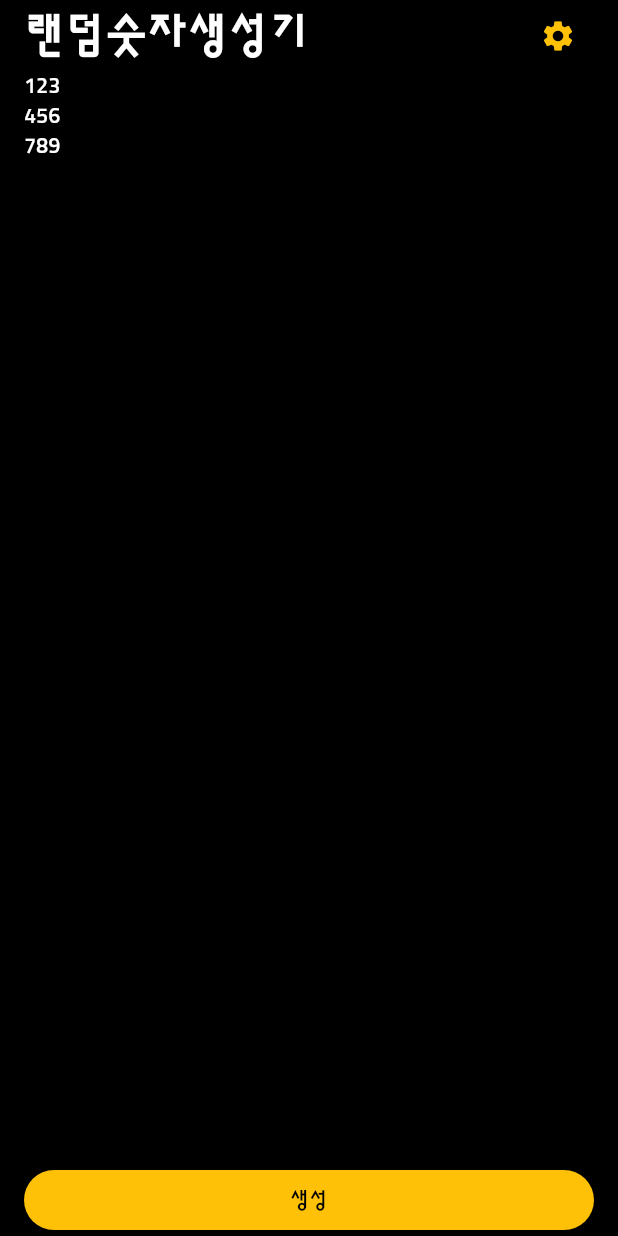
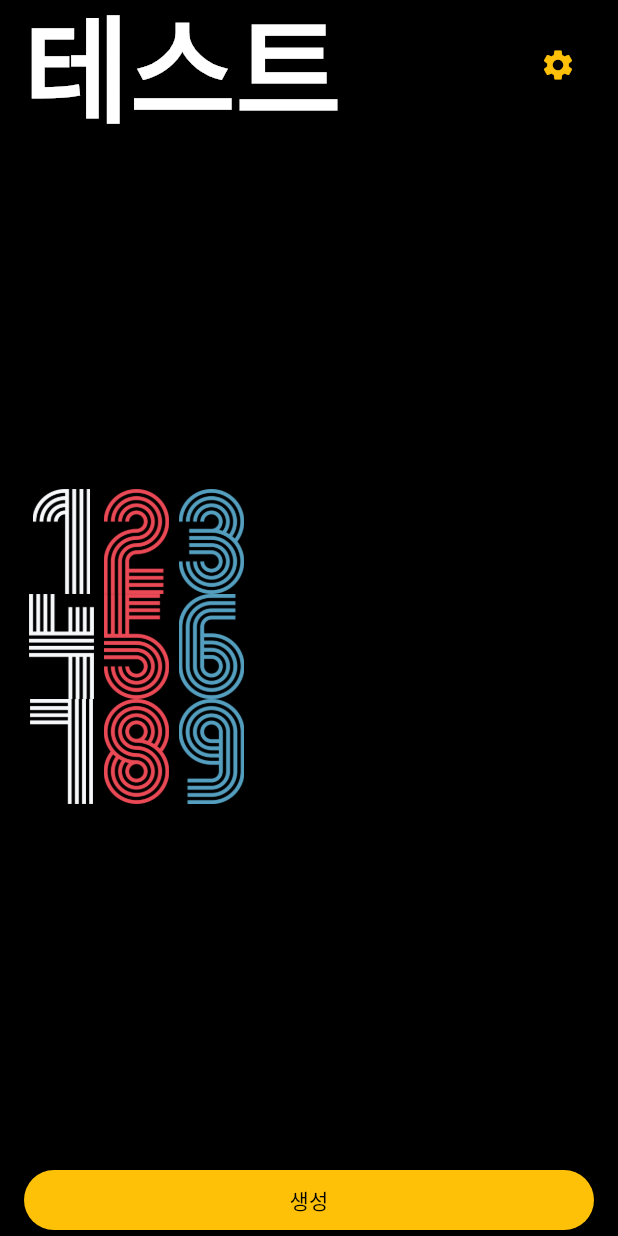
Before and after one commit to sssungsik/Flutter_practice, a Flutter app: the screen it shows after launch, on a phone screen of 412 x 824 dp. Run offline on Flutter 3.47's test engine with Material 3 defaults, Android fonts, the phone set to English and light mode, and no system bars; our stand-ins replace webview_flutter; Roboto replaces fonts that are missing (pretend).

Commit message:
[19.NumberGenerator] text=>image

```diff
--- a/lib/main.dart
+++ b/lib/main.dart
@@ -16,12 +16,13 @@ void main() {
   runApp(
     MaterialApp(
       theme: ThemeData(
-        fontFamily: 'sunflower',
+        fontFamily: 'pretend',
         textTheme: TextTheme(
           displayLarge: TextStyle(
             color: Colors.white,
             fontSize: 77,
             fontFamily: 'pari',
+            fontWeight: FontWeight.w600,
           ),
           displayMedium: TextStyle(
             color: Colors.white,
--- a/lib/screen/19_NumberGenerator.dart
+++ b/lib/screen/19_NumberGenerator.dart
@@ -36,19 +36,15 @@ class _Header extends StatelessWidget {
 
   @override
   Widget build(BuildContext context) {
+    var textTheme = Theme.of(context).textTheme;
     return /// 제목, 아이콘
       Row(
         mainAxisAlignment: MainAxisAlignment.spaceBetween,
         children: [
           Text(
-            '랜덤숫자생성기',
-            style: TextStyle(
-                color: Colors.white,
-                fontSize: 30,
-                fontWeight: FontWeight.w800
-            ),
-
-          ),
+            '테스트',
+            style: textTheme.displayLarge,
+              ),
           IconButton(
               color: colorYL,
               onPressed: (){},
@@ -69,17 +65,17 @@ class _Body extends StatelessWidget {
     return  /// 숫자
       Expanded(
         child: Column(
-          mainAxisAligynment: MainAxisAlignment.center,
+          mainAxisAlignment: MainAxisAlignment.center,
           children: [
             [1,2,3],
             [4,5,6],
             [7,8,9],
           ].map((e) => Row(
-            children: e.map((ee) => Text(
-                ee.toString(),
-                style: TextStyle(
-                  color: Colors.white
-                ),)
+            children: e.map((ee) => Image.asset(
+               'asset/numbergene/img/$ee.png',
+              width: 50,
+              height: 70,
+            ),
             ).toList(),
           )).toList(),
         ),
```
Also changed, not shown: pubspec.yaml (+7 -0 lines), 1 other file.
